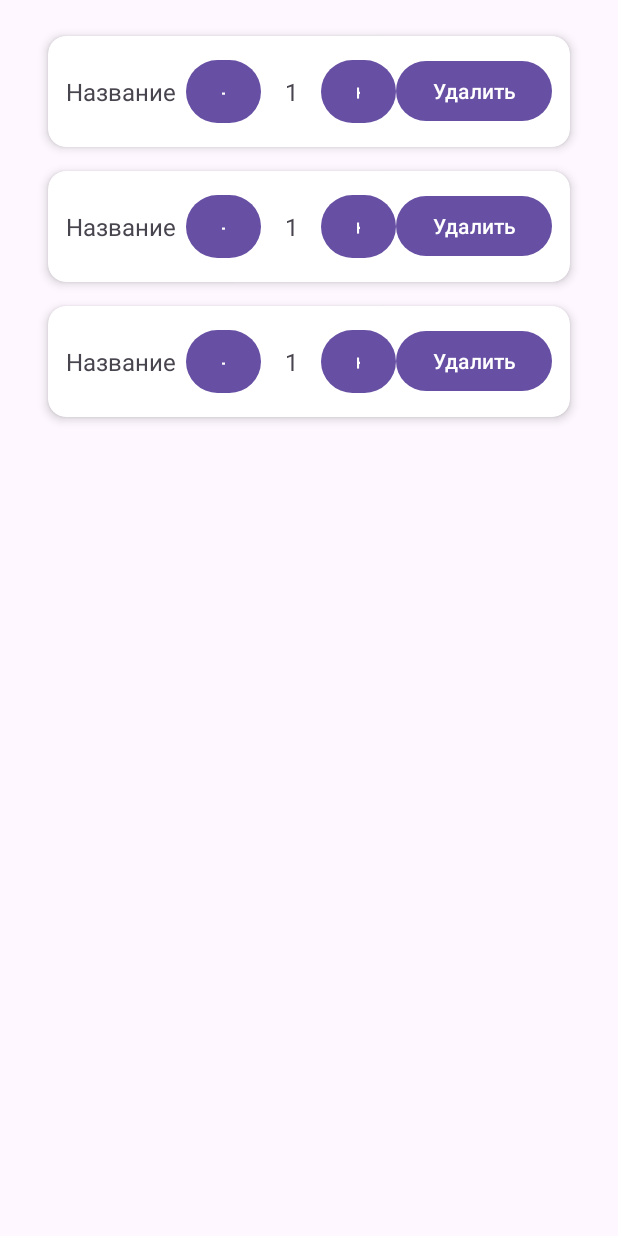
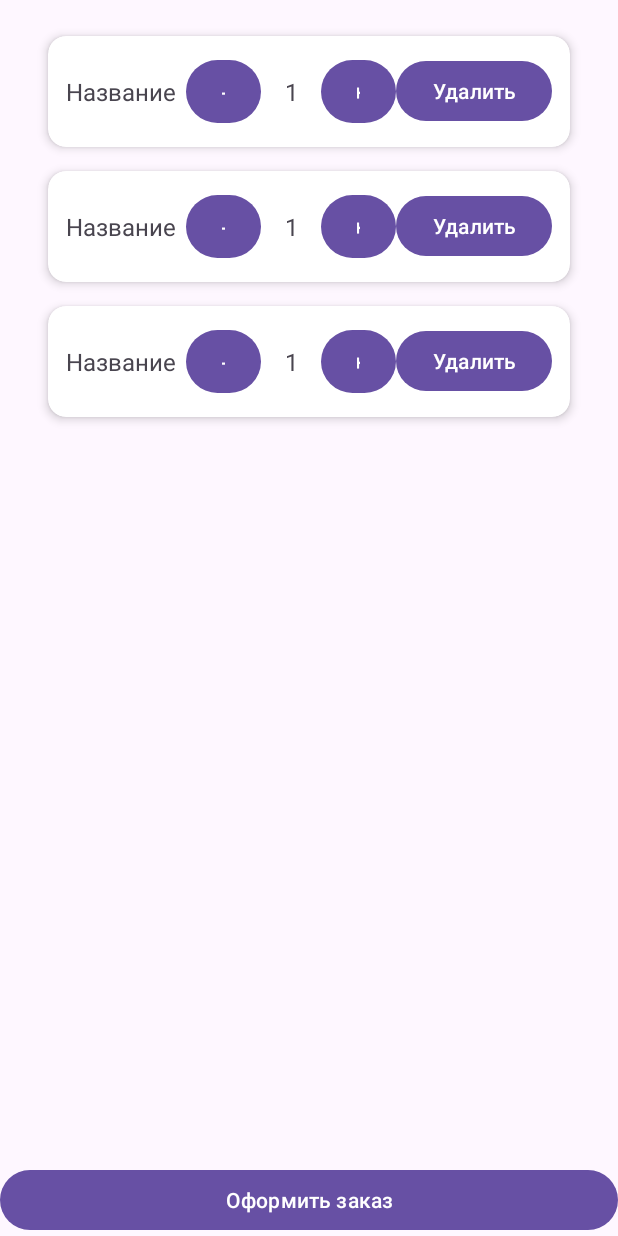
Before and after one commit to danaddi/CoffeeFirst, an Android app: the layout fragment_cart.xml on its own in the app's theme, with its tools: preview values and no code run, on a phone screen of 412 x 824 dp. Run offline under Robolectric (Android 15) with nearby library versions, the phone set to English and light mode, and no system bars.

```diff
--- a/app/src/main/java/com/example/coffeefirst/data/db/AppDatabase.kt
+++ b/app/src/main/java/com/example/coffeefirst/data/db/AppDatabase.kt
@@ -3,7 +3,7 @@ package com.example.coffeefirst.data.db
 import androidx.room.Database
 import androidx.room.RoomDatabase
 
-@Database(entities = [CartItemEntity::class], version = 2)
+@Database(entities = [CartItemEntity::class], version = 3)
 abstract class AppDatabase : RoomDatabase() {
     abstract fun cartDao(): CartDao
 }
--- a/app/src/main/java/com/example/coffeefirst/data/db/CartItem.kt
+++ b/app/src/main/java/com/example/coffeefirst/data/db/CartItem.kt
@@ -6,5 +6,6 @@ data class CartItem(
     val userId: String,
     val menuItemId: String,
     val name: String,
-    val quantity: Int
+    val quantity: Int,
+    val price: Double = 0.0
 )
--- a/app/src/main/java/com/example/coffeefirst/data/model/MenuItem.kt
+++ b/app/src/main/java/com/example/coffeefirst/data/model/MenuItem.kt
@@ -4,5 +4,6 @@ data class MenuItem(
     val id: String,
     val name: String,
     val imageResId: Int,
-    val category: String
+    val category: String,
+    val price: Double
 )
--- a/app/src/main/java/com/example/coffeefirst/di/AppModule.kt
+++ b/app/src/main/java/com/example/coffeefirst/di/AppModule.kt
@@ -24,7 +24,9 @@ object AppModule {
             appContext,
             AppDatabase::class.java,
             "coffee_db"
-        ).build()
+        ).fallbackToDestructiveMigration()
+            .fallbackToDestructiveMigrationOnDowngrade()
+            .build()
     }
 
     @Provides
--- a/app/src/main/java/com/example/coffeefirst/ui/cart/CartViewModel.kt
+++ b/app/src/main/java/com/example/coffeefirst/ui/cart/CartViewModel.kt
@@ -28,10 +28,8 @@ class CartViewModel @Inject constructor(
             if (existingItem != null) {
                 val updatedItem = existingItem.copy(quantity = existingItem.quantity + newItem.quantity)
                 cartRepository.updateCartItem(updatedItem)
-                Log.d("Cart","Обновляю количество для itemId=${updatedItem.id}, новое количество=${updatedItem.quantity}")
             } else {
                 cartRepository.addToCart(newItem)
-                Log.d("Cart","Добавляю новый элемент в корзину menuItemId=${newItem.menuItemId}")
             }
         }
     }
--- a/app/src/main/java/com/example/coffeefirst/ui/menu/MenuFragment.kt
+++ b/app/src/main/java/com/example/coffeefirst/ui/menu/MenuFragment.kt
@@ -45,7 +45,8 @@ class MenuFragment : Fragment() {
                         userId = userId,
                         menuItemId = menuItem.id,
                         name = menuItem.name,
-                        quantity = 1
+                        quantity = 1,
+                        price = menuItem.price
                     )
                 )
             }
--- a/app/src/main/res/layout/fragment_cart.xml
+++ b/app/src/main/res/layout/fragment_cart.xml
@@ -16,5 +16,11 @@
         android:clipToPadding="false"
         app:layoutManager="androidx.recyclerview.widget.LinearLayoutManager" />
 
+    <Button
+        android:id="@+id/buttonPlaceOrder"
+        android:layout_width="match_parent"
+        android:layout_height="wrap_content"
+        android:text="Оформить заказ" />
+
 
 </LinearLayout>
```
Also changed, not shown: app/src/main/java/com/example/coffeefirst/data/db/CartItemEntity.kt (+6 -3 lines), app/src/main/java/com/example/coffeefirst/ui/cart/CartFragment.kt (+21 -0 lines), app/src/main/java/com/example/coffeefirst/ui/menu/MenuViewModel.kt (+5 -5 lines).
